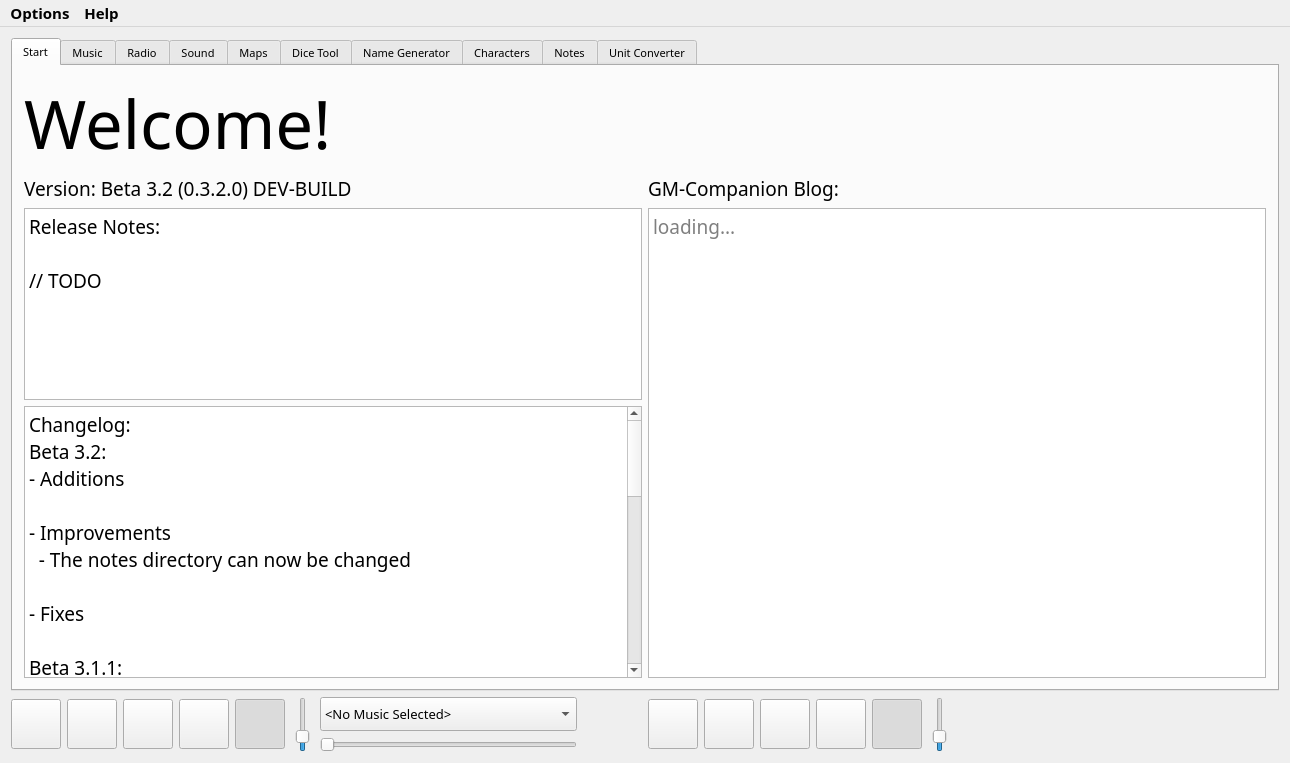
The window that mainwindow.ui (PhilInTheGaps/GM-Companion) describes before a commit, drawn with Qt 5.
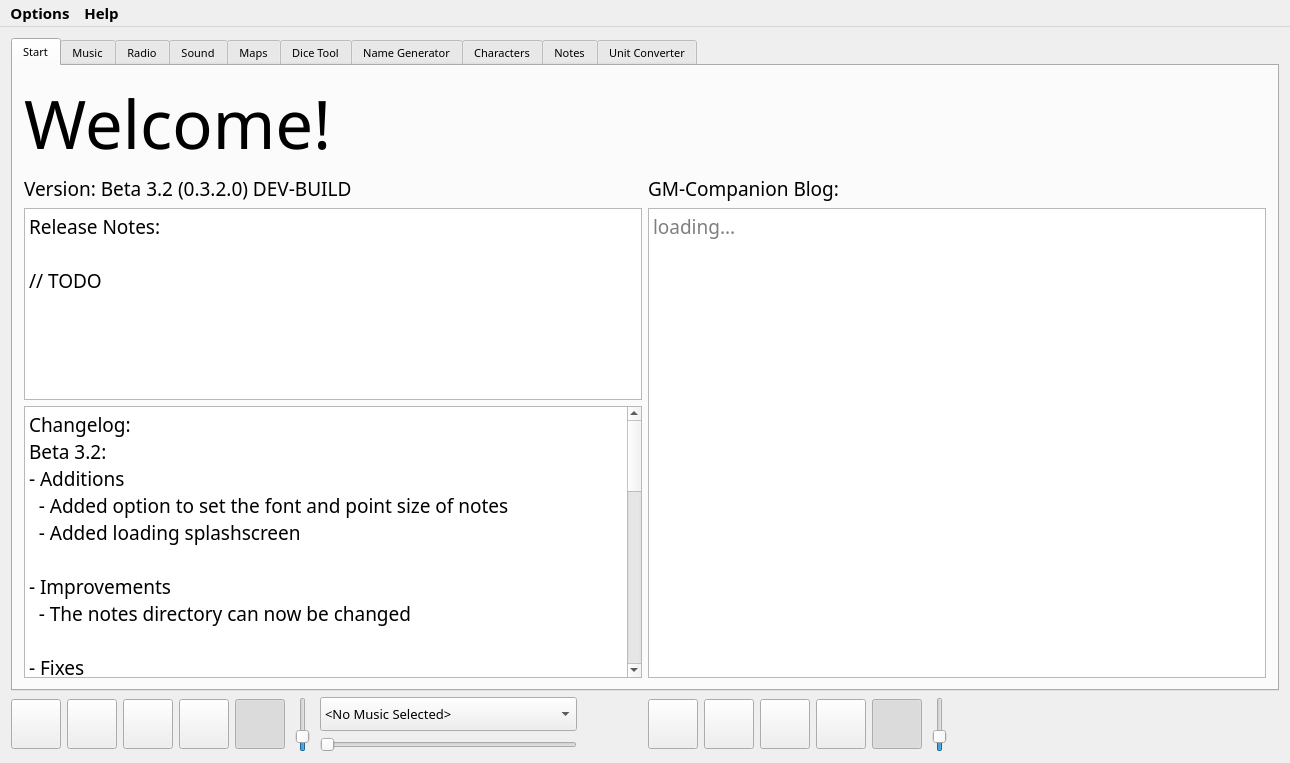
The same window after the commit. The open tabs and pages were chosen to show the change. Icons and pictures are not drawn.

```diff
--- a/mainwindow.ui
+++ b/mainwindow.ui
@@ -158,6 +158,8 @@
 &lt;p style=&quot; margin-top:0px; margin-bottom:0px; margin-left:0px; margin-right:0px; -qt-block-indent:0; text-indent:0px;&quot;&gt;&lt;span style=&quot; font-family:'MS Shell Dlg 2';&quot;&gt;Changelog:&lt;/span&gt;&lt;/p&gt;
 &lt;p style=&quot; margin-top:0px; margin-bottom:0px; margin-left:0px; margin-right:0px; -qt-block-indent:0; text-indent:0px;&quot;&gt;&lt;span style=&quot; font-family:'MS Shell Dlg 2';&quot;&gt;Beta 3.2:&lt;/span&gt;&lt;/p&gt;
 &lt;p style=&quot; margin-top:0px; margin-bottom:0px; margin-left:0px; margin-right:0px; -qt-block-indent:0; text-indent:0px;&quot;&gt;&lt;span style=&quot; font-family:'MS Shell Dlg 2';&quot;&gt;- Additions&lt;/span&gt;&lt;/p&gt;
+&lt;p style=&quot; margin-top:0px; margin-bottom:0px; margin-left:0px; margin-right:0px; -qt-block-indent:0; text-indent:0px;&quot;&gt;&lt;span style=&quot; font-family:'MS Shell Dlg 2';&quot;&gt;  - Added option to set the font and point size of notes&lt;/span&gt;&lt;/p&gt;
+&lt;p style=&quot; margin-top:0px; margin-bottom:0px; margin-left:0px; margin-right:0px; -qt-block-indent:0; text-indent:0px;&quot;&gt;&lt;span style=&quot; font-family:'MS Shell Dlg 2';&quot;&gt;  - Added loading splashscreen&lt;/span&gt;&lt;/p&gt;
 &lt;p style=&quot;-qt-paragraph-type:empty; margin-top:0px; margin-bottom:0px; margin-left:0px; margin-right:0px; -qt-block-indent:0; text-indent:0px; font-family:'MS Shell Dlg 2';&quot;&gt;&lt;br /&gt;&lt;/p&gt;
 &lt;p style=&quot; margin-top:0px; margin-bottom:0px; margin-left:0px; margin-right:0px; -qt-block-indent:0; text-indent:0px;&quot;&gt;&lt;span style=&quot; font-family:'MS Shell Dlg 2';&quot;&gt;- Improvements&lt;/span&gt;&lt;/p&gt;
 &lt;p style=&quot; margin-top:0px; margin-bottom:0px; margin-left:0px; margin-right:0px; -qt-block-indent:0; text-indent:0px;&quot;&gt;&lt;span style=&quot; font-family:'MS Shell Dlg 2';&quot;&gt;  - The notes directory can now be changed&lt;/span&gt;&lt;/p&gt;
```
Left out of the diff: 2 changed lines with no effect on the pictures.
